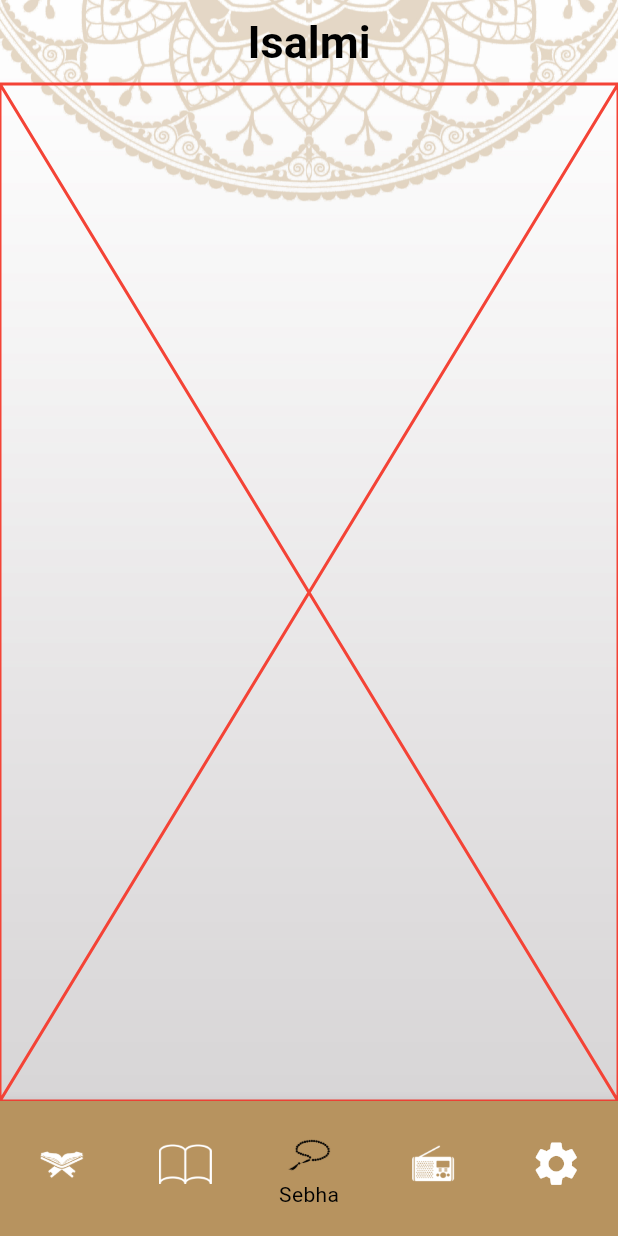
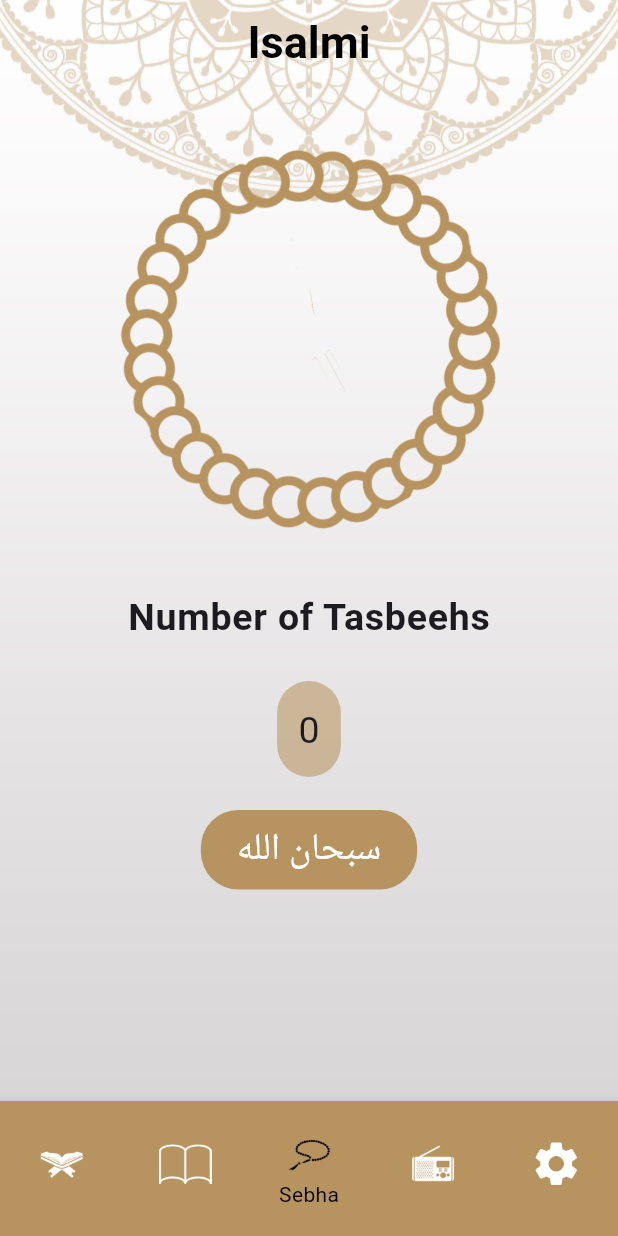
Before and after one commit to MahmoudHassan9/Islami_app, a Flutter app: the screen it shows after launch, item 3 of the bottom bar chosen, on a phone screen of 412 x 824 dp. Run offline on Flutter 3.47's test engine with Material 3 defaults, Android fonts, the phone set to English and light mode, and no system bars; missing offline and left inert: dart:ffi.

```diff
--- a/lib/core/assets_manager.dart
+++ b/lib/core/assets_manager.dart
@@ -7,4 +7,6 @@ class AssetsManager {
   static const String sebhaIcon = '${base}sebha_icon.png';
   static const String quranIcon = '${base}quran_icon.png';
   static const String quranHeaderImage = '${base}quran_header_icn.png';
+  static const String sebhaHeaderImage = '${base}body of seb7a.png';
+  static const String headOfSebha = '${base}head of seb7a.png';
 }
--- a/lib/presentation/screens/home/tabs/sebha_tab/sebha_tab.dart
+++ b/lib/presentation/screens/home/tabs/sebha_tab/sebha_tab.dart
@@ -2,12 +2,102 @@ import 'dart:ffi';
 
 import 'package:flutter/cupertino.dart';
 import 'package:flutter/material.dart';
+import 'package:islami_app/core/assets_manager.dart';
+import 'package:islami_app/core/colors_manager.dart';
 
-class SebhaTab extends StatelessWidget {
+class SebhaTab extends StatefulWidget {
   const SebhaTab({super.key});
 
   @override
+  State<SebhaTab> createState() => _SebhaTabState();
+}
+
+class _SebhaTabState extends State<SebhaTab> {
+  int sebhaCounter = 0;
+  int zekrCounter = 0;
+  List<String> azkar = [
+    'سبحان الله',
+    'الحمدلله',
+    'الله اكبر',
+  ];
+  double turns = 0;
+
+  @override
   Widget build(BuildContext context) {
-    return const Placeholder(color: Colors.red,);
+    return Column(
+      crossAxisAlignment: CrossAxisAlignment.stretch,
+      children: [
+        Expanded(
+          child: GestureDetector(
+            onTap: sebhaClick,
+            child: AnimatedRotation(
+              turns: turns,
+              duration: const Duration(
+                seconds: 1,
+              ),
+              child: Image.asset(
+                AssetsManager.sebhaHeaderImage,
+              ),
+            ),
+          ),
+        ),
+        Expanded(
+          child: Column(
+            children: [
+              Text(
+                'Number of Tasbeehs',
+                style: Theme.of(context).textTheme.labelMedium,
+              ),
+              const SizedBox(
+                height: 26,
+              ),
+              Container(
+                padding: const EdgeInsets.all(14),
+                decoration: BoxDecoration(
+                  borderRadius: BorderRadius.circular(25),
+                  color: Theme.of(context).primaryColor.withOpacity(0.57),
+                ),
+                child: Text(
+                  sebhaCounter.toString(),
+                  style: Theme.of(context).textTheme.labelSmall,
+                ),
+              ),
+              const SizedBox(
+                height: 22,
+              ),
+              Container(
+                padding: const EdgeInsets.symmetric(
+                  horizontal: 24,
+                  vertical: 8,
+                ),
+                decoration: BoxDecoration(
+                  borderRadius: BorderRadius.circular(25),
+                  color: Theme.of(context).primaryColor,
+                ),
+                child: Text(
+                  azkar[zekrCounter],
+                  style: Theme.of(context).textTheme.labelSmall!.copyWith(
+                        color: Colors.white,
+                      ),
+                ),
+              ),
+            ],
+          ),
+        ),
+      ],
+    );
+  }
+
+  void sebhaClick() {
+    turns += 1 / 33;
+    if (sebhaCounter == 33) {
+      sebhaCounter = 0;
+      zekrCounter++;
+    }
+    if (zekrCounter == 3) {
+      zekrCounter = 0;
+    }
+    sebhaCounter++;
+    setState(() {});
   }
 }
```
Also changed, not shown: assets/images/body of seb7a.png (added), assets/images/head of seb7a.png (added).
